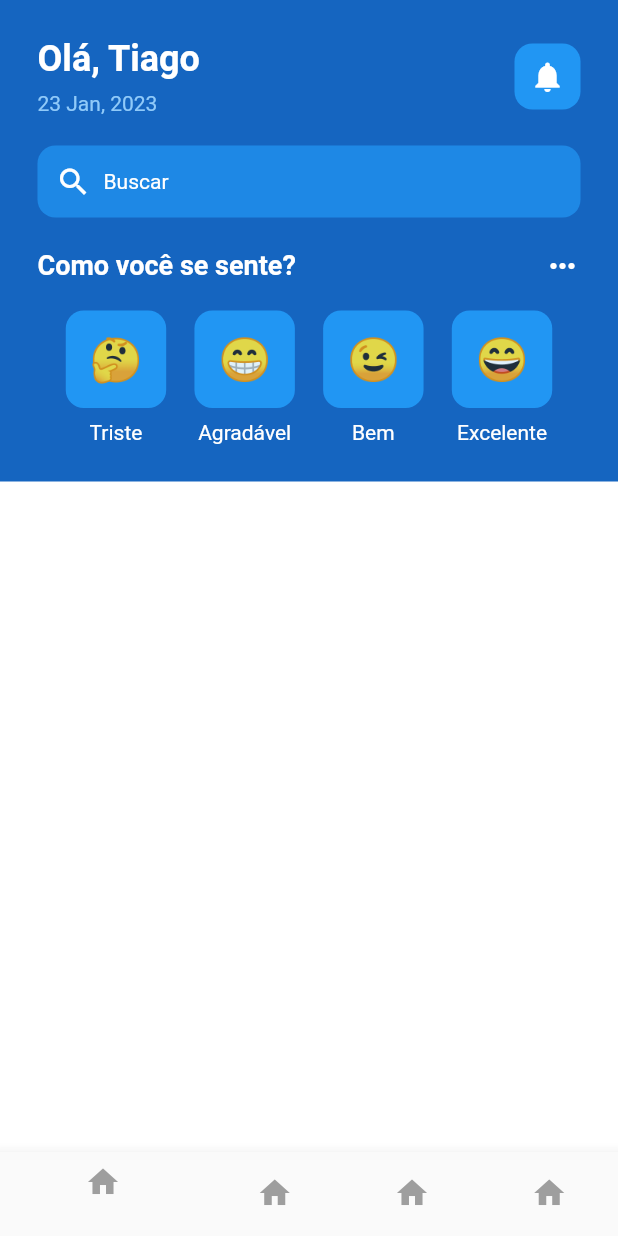
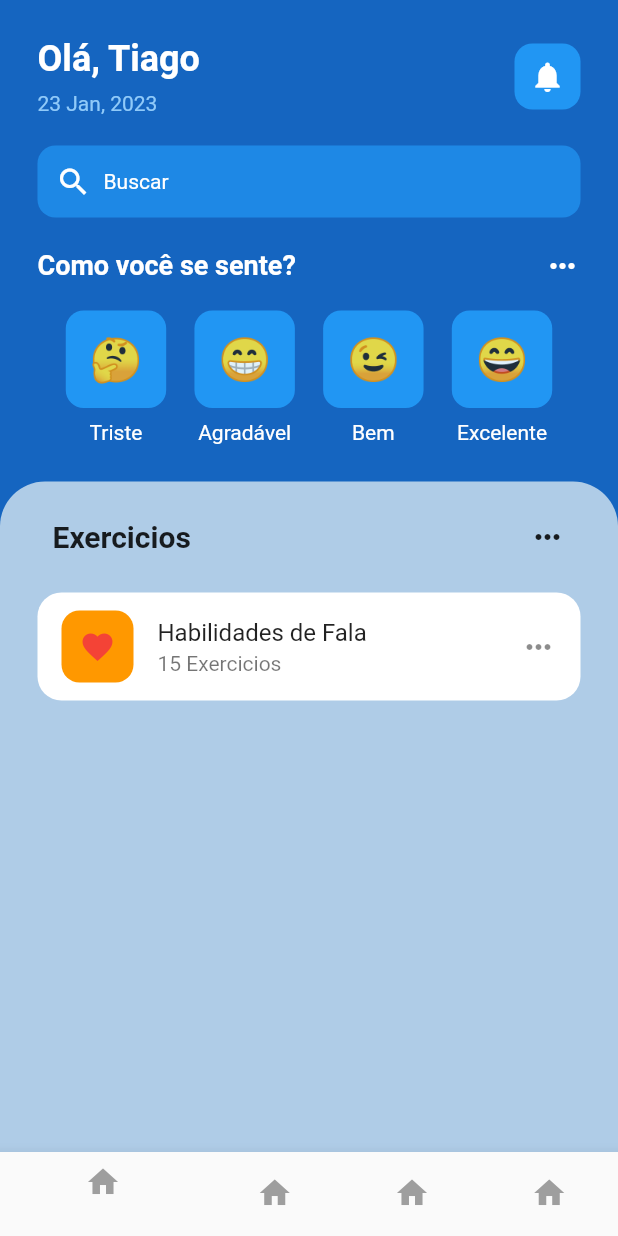
Before and after one commit to tiagoeborsanyi/mental_health_app, a Flutter app: the screen it shows after launch, on a phone screen of 412 x 824 dp. Run offline on Flutter 3.47's test engine with Material 2 defaults, Android fonts, the phone set to English and light mode, and no system bars.

Commit message:
created initial card exercise

```diff
--- a/lib/pages/home_page.dart
+++ b/lib/pages/home_page.dart
@@ -151,7 +151,61 @@ class _HomePageState extends State<HomePage> {
             //content
             Expanded(
               child: Container(
-                color: Colors.white,
+                padding: const EdgeInsets.all(25),
+                decoration: const BoxDecoration(
+                  color: Color.fromARGB(255, 175, 204, 231),
+                  borderRadius: BorderRadius.only(
+                    topLeft: Radius.circular(30),
+                    topRight: Radius.circular(30),
+                  ),
+                ),
+                child: Center(
+                  child: Column(
+                    children: [
+                      //head exercicios
+                      Padding(
+                        padding: const EdgeInsets.symmetric(horizontal: 10),
+                        child: Row(
+                          mainAxisAlignment: MainAxisAlignment.spaceBetween,
+                          children: const [
+                            Text(
+                              'Exercicios',
+                              style: TextStyle(
+                                fontWeight: FontWeight.bold,
+                                fontSize: 20,
+                              ),
+                            ),
+                            Icon(Icons.more_horiz),
+                          ],
+                        ),
+                      ),
+                      const SizedBox(height: 25),
+                      //lista de exercicios
+                      Container(
+                        decoration: BoxDecoration(
+                          color: Colors.white,
+                          borderRadius: BorderRadius.circular(16),
+                        ),
+                        child: ListTile(
+                          leading: Container(
+                            padding: const EdgeInsets.all(12),
+                            decoration: BoxDecoration(
+                              color: Colors.orange,
+                              borderRadius: BorderRadius.circular(12),
+                            ),
+                            child: Icon(
+                              Icons.favorite,
+                              color: Colors.red.shade500,
+                            ),
+                          ),
+                          title: Text('Habilidades de Fala'),
+                          subtitle: Text('15 Exercicios'),
+                          trailing: Icon(Icons.more_horiz),
+                        ),
+                      ),
+                    ],
+                  ),
+                ),
               ),
             ),
           ],
```
